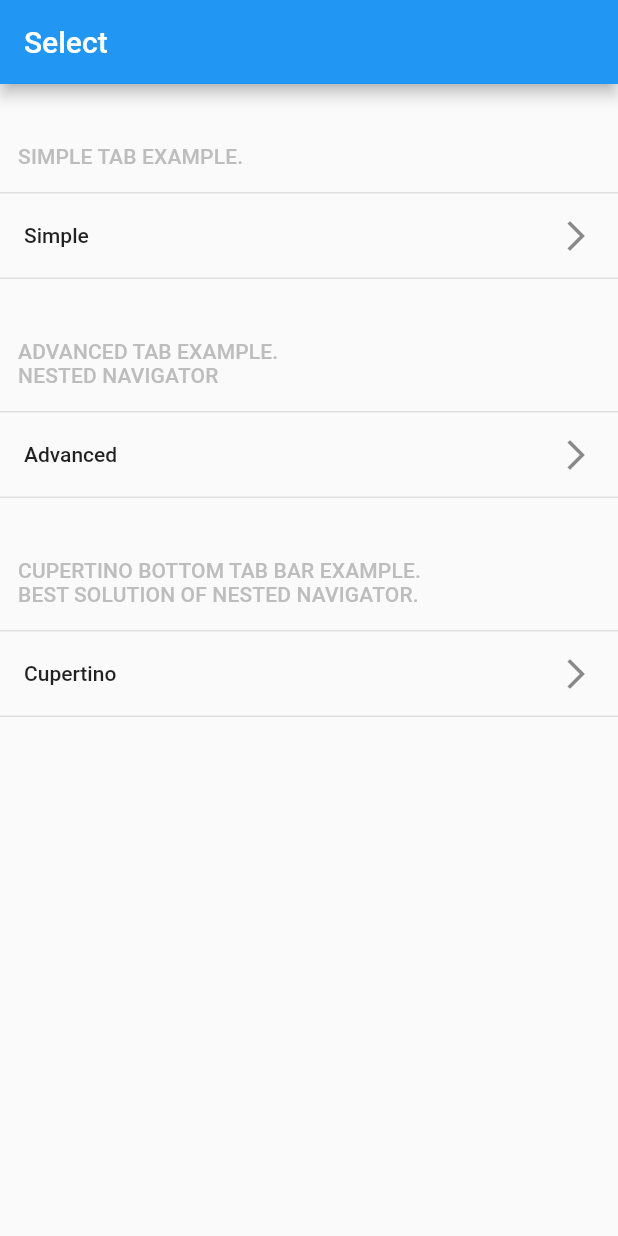
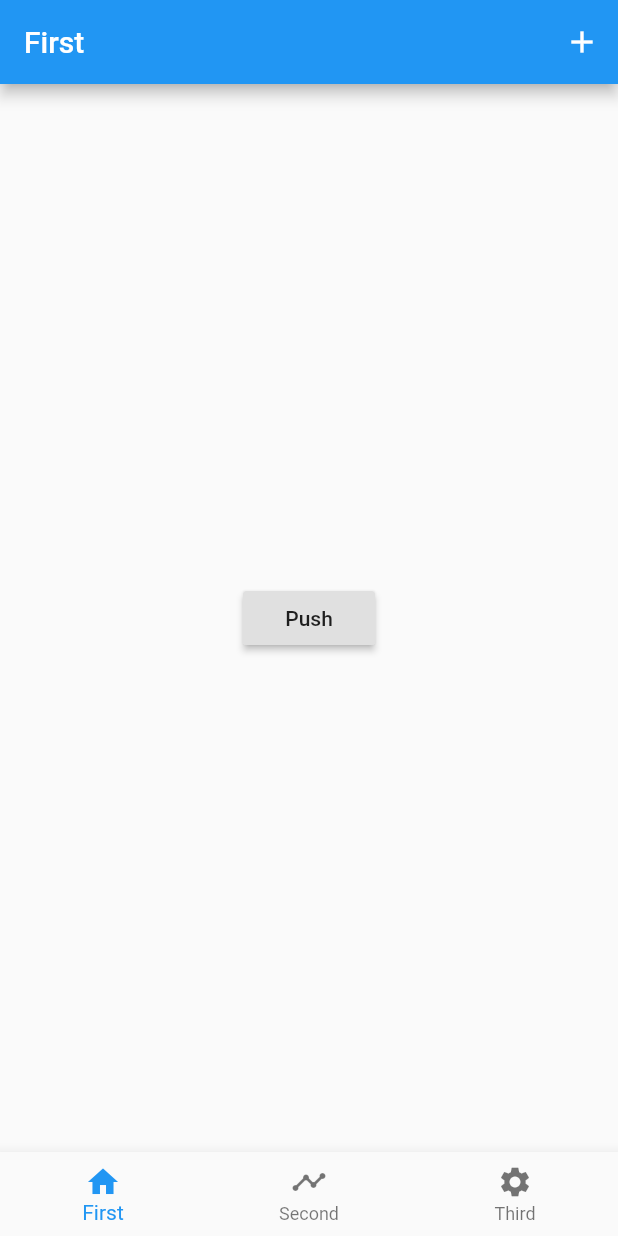
Before and after one commit to hayabusabusa/Flutter-bloc_bottomNavigationBar_sample, a Flutter app: the screen it shows after launch, after a tap on "Advanced", on a phone screen of 412 x 824 dp. Run offline on Flutter 3.47's test engine with Material 2 defaults, Android fonts, the phone set to English and light mode, and no system bars; our stand-ins replace bloc, equatable, flutter_bloc.

Commit message:
Add advanced tab screen

```diff
--- /dev/null
+++ b/lib/screens/advanced_tab/advanced_detail_screen.dart
@@ -0,0 +1,15 @@
+import 'package:flutter/material.dart';
+
+class AdvancedDetailScreen extends StatelessWidget {
+  @override
+  Widget build(BuildContext context) {
+    return Scaffold(
+      appBar: AppBar(
+        title: Text('Detail'),
+      ),
+      body: Center(
+        child: Text('Hi Detail :)'),
+      ),
+    );
+  }
+}
--- /dev/null
+++ b/lib/screens/advanced_tab/advanced_first_screen.dart
@@ -0,0 +1,30 @@
+import 'package:flutter/material.dart';
+
+class AdvancedFirstScreen extends StatelessWidget {
+  final Function onPush;
+
+  AdvancedFirstScreen(
+    this.onPush
+  );
+
+  @override
+  Widget build(BuildContext context) {
+    return Scaffold(
+      appBar: AppBar(
+        title: Text('First'),
+        actions: <Widget>[
+          IconButton(
+            icon: Icon(Icons.add),
+            onPressed: () { },
+          ),
+        ],
+      ),
+      body: Center(
+        child: RaisedButton(
+          child: Text('Push'),
+          onPressed: () => onPush(),
+        ),
+      ),
+    );
+  }
+}
--- /dev/null
+++ b/lib/screens/advanced_tab/advanced_screens.dart
@@ -0,0 +1,4 @@
+export 'advanced_first_screen.dart';
+export 'advanced_second_screen.dart';
+export 'advanced_third_screen.dart';
+export 'advanced_detail_screen.dart';
--- /dev/null
+++ b/lib/screens/advanced_tab/advanced_second_screen.dart
@@ -0,0 +1,25 @@
+import 'package:flutter/material.dart';
+
+class AdvancedSecondScreen extends StatelessWidget {
+  final Function onPush;
+
+  AdvancedSecondScreen(
+    this.onPush
+  );
+
+  @override
+  Widget build(BuildContext context) {
+    return Scaffold(
+      appBar: AppBar(
+        title: Text('Second'),
+      ),
+      body: Center(
+        child: Text('Second screen.'),
+      ),
+      floatingActionButton: FloatingActionButton(
+        child: Icon(Icons.add),
+        onPressed: () => onPush(),
+      ),
+    );
+  }
+}
--- /dev/null
+++ b/lib/screens/advanced_tab/advanced_tab_screen.dart
@@ -0,0 +1,73 @@
+import 'package:flutter/material.dart';
+import 'package:bloc_bottom_navigation_sample/models/models.dart';
+import 'package:bloc_bottom_navigation_sample/screens/advanced_tab/tab_navigator.dart';
+
+
+class AdvancedTabScreen extends StatefulWidget {
+  @override
+  State<StatefulWidget> createState() => _AdvancedTabScreenState();
+}
+
+class _AdvancedTabScreenState extends State<AdvancedTabScreen> {
+
+  AppTab currentTab = AppTab.first;
+  Map<AppTab, GlobalKey<NavigatorState>> navigatorKeys = {
+    AppTab.first: GlobalKey<NavigatorState>(),
+    AppTab.second: GlobalKey<NavigatorState>(),
+    AppTab.third: GlobalKey<NavigatorState>(),
+  };
+
+  void _selectTab(AppTab activeTab) {
+    setState(() {
+      currentTab = activeTab;
+    });
+  }
+
+  Widget _buildOffstageNavigator(AppTab tab) {
+    return Offstage(
+      offstage: currentTab != tab,
+      child: TabNavigator(
+        navigatorKey: navigatorKeys[tab],
+        tab: tab,
+      ),
+    );
+  }
+
+  @override
+  Widget build(BuildContext context) {
+    return Scaffold(
+      body: Stack(
+        children: <Widget>[
+          _buildOffstageNavigator(AppTab.first),
+          _buildOffstageNavigator(AppTab.second),
+          _buildOffstageNavigator(AppTab.third),
+        ],
+      ),
+      bottomNavigationBar: BottomNavigationBar(
+        currentIndex: AppTab.values.indexOf(currentTab),
+        items: <BottomNavigationBarItem>[
+          // First
+          BottomNavigationBarItem(
+            title: Text('First'),
+            icon: Icon(Icons.home),
+          ),
+
+          // Second
+          BottomNavigationBarItem(
+            title: Text('Second'),
+            icon: Icon(Icons.timeline)
+          ),
+
+          // Third
+          BottomNavigationBarItem(
+            title: Text('Third'),
+            icon: Icon(Icons.settings),
+          ),
+        ],
+        onTap: (index) {
+          _selectTab(AppTab.values[index]);
+        },
+      ),
+    );
+  }
+}
--- /dev/null
+++ b/lib/screens/advanced_tab/advanced_third_screen.dart
@@ -0,0 +1,27 @@
+import 'package:flutter/material.dart';
+
+class AdvancedThirdScreen extends StatelessWidget {
+  final Function onPush;
+
+  AdvancedThirdScreen(
+    this.onPush
+  );
+
+  @override
+  Widget build(BuildContext context) {
+    return Scaffold(
+      appBar: AppBar(
+        title: Text('Third'),
+      ),
+      body: Center(
+        child: RaisedButton(
+          child: Text(
+            'PUSH',
+            style: Theme.of(context).textTheme.body1,
+          ),
+          onPressed: () => onPush(),
+        ),
+      ),
+    );
+  }
+}
--- /dev/null
+++ b/lib/screens/advanced_tab/tab_navigator.dart
@@ -0,0 +1,69 @@
+import 'package:flutter/material.dart';
+import 'package:bloc_bottom_navigation_sample/models/models.dart';
+import 'package:bloc_bottom_navigation_sample/screens/advanced_tab/advanced_screens.dart';
+import 'package:bloc_bottom_navigation_sample/screens/screens.dart';
+
+// タブの階層とその次の階層のキー名
+class TabNavigatorRoutes {
+  static const String root = '';
+  static const String detail = '/detail';
+}
+
+// このNavigatorが遷移を全て管理する
+class TabNavigator extends StatelessWidget {
+  final GlobalKey<NavigatorState> navigatorKey;
+  final AppTab tab;
+
+  TabNavigator({
+    this.navigatorKey,
+    this.tab
+  });
+
+  @override
+  Widget build(BuildContext context) {
+    var routeBuilders = _routeBuilders(context);
+
+    return Navigator(
+      key: navigatorKey,
+      initialRoute: TabNavigatorRoutes.root,
+      onGenerateRoute: (routeSettings) {
+        return MaterialPageRoute(
+          // routeSettingsに遷移先のキーが入っているのでMapから遷移先のWidgetを取り出し
+          builder: (context) => routeBuilders[routeSettings.name](context),
+        );
+      },
+    );
+  }
+
+  // キーとWidgetをMapにして返す
+  // キーが階層になっていて、値にWidgetが入っている。
+  Map<String, WidgetBuilder> _routeBuilders(BuildContext context) {
+    return {
+      TabNavigatorRoutes.root: (context) {
+        switch (tab) {
+          case AppTab.first:
+            return AdvancedFirstScreen( () => _push(context));
+          case AppTab.second:
+            return AdvancedSecondScreen(() => _push(context));
+          case AppTab.third:
+            return AdvancedThirdScreen(() => _push(context));
+          default:
+            return Text('unknown AppTab type.');
+        }
+      },
+      TabNavigatorRoutes.detail: (context) => AdvancedDetailScreen(),
+    };
+  }
+
+  // Navigatorにpushする
+  void _push(BuildContext context) {
+    var routeBuilders = _routeBuilders(context);
+
+    Navigator.push(
+      context,
+      MaterialPageRoute(
+        builder: (context) => routeBuilders[TabNavigatorRoutes.detail](context)
+      ),
+    );
+  }
+}
--- a/lib/screens/screens.dart
+++ b/lib/screens/screens.dart
@@ -1,5 +1,6 @@
 export './selection/selection_screen.dart';
 export './tab/tab_screen.dart';
+export './advanced_tab/advanced_tab_screen.dart';
 export './cupertino_tab/cupertino_tab_screen.dart';
 export './first/first_screen.dart';
 export './second/second_screen.dart';
--- a/lib/screens/selection/selection_screen.dart
+++ b/lib/screens/selection/selection_screen.dart
@@ -32,8 +32,13 @@ class SelectionScreen extends StatelessWidget {
             title: 'Advanced',
             description: 'Advanced Tab example.\nNested Navigator',
             onTapHandler: () {
-              // TODO: Navigation to Tab
-
+              Navigator.of(context).push(
+                MaterialPageRoute(
+                  builder: (context) {
+                    return AdvancedTabScreen();
+                  }
+                ),
+              );
             },
           ),
 
```
